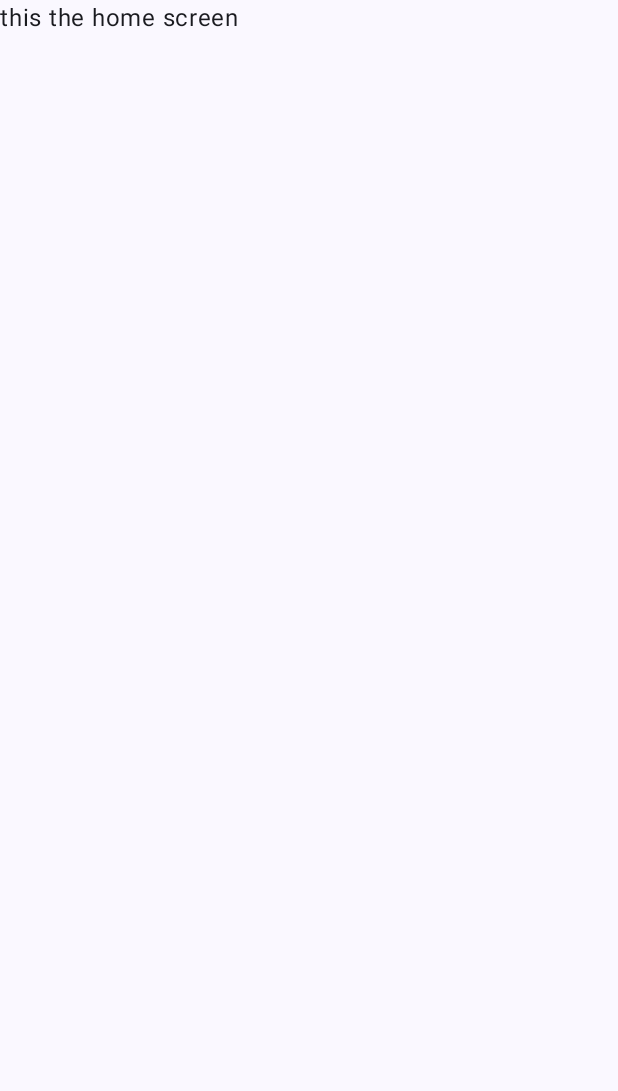
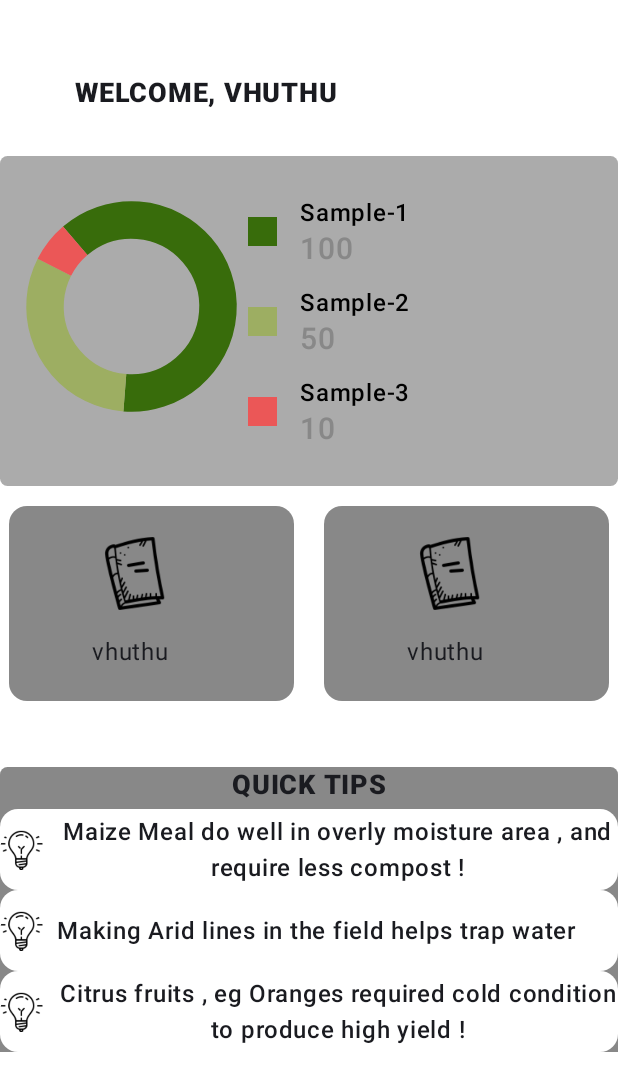
Before and after one commit to vhuthu/AF-2, an Android app built with Jetpack Compose: the Home screen opened through its navigation route, on a phone screen of 412 x 824 dp. Before the commit the part shown is almost empty. Shown: the top 1091 px of the screen. Run offline under Robolectric (Android 15) with nearby library versions, the light colour scheme and no system bars.

Commit message:
ive added the dashboard

```diff
--- /dev/null
+++ b/app/src/main/java/com/example/af2/farm/home/DashBoard.kt
@@ -0,0 +1,192 @@
+package com.example.af2.farm.home
+
+import androidx.compose.foundation.Image
+import androidx.compose.foundation.background
+import androidx.compose.foundation.layout.Arrangement
+import androidx.compose.foundation.layout.Box
+import androidx.compose.foundation.layout.Column
+import androidx.compose.foundation.layout.Row
+import androidx.compose.foundation.layout.Spacer
+import androidx.compose.foundation.layout.fillMaxSize
+import androidx.compose.foundation.layout.fillMaxWidth
+import androidx.compose.foundation.layout.height
+import androidx.compose.foundation.layout.padding
+import androidx.compose.foundation.layout.size
+import androidx.compose.foundation.layout.width
+import androidx.compose.foundation.lazy.LazyColumn
+import androidx.compose.foundation.shape.CircleShape
+import androidx.compose.foundation.shape.RoundedCornerShape
+import androidx.compose.foundation.verticalScroll
+import androidx.compose.material3.Card
+import androidx.compose.material3.CardDefaults
+import androidx.compose.material3.Surface
+import androidx.compose.material3.Text
+import androidx.compose.runtime.Composable
+import androidx.compose.ui.Alignment
+import androidx.compose.ui.Modifier
+import androidx.compose.ui.draw.clip
+import androidx.compose.ui.graphics.Color
+import androidx.compose.ui.layout.ContentScale
+import androidx.compose.ui.res.painterResource
+import androidx.compose.ui.text.font.FontWeight
+import androidx.compose.ui.text.style.TextAlign
+import androidx.compose.ui.tooling.preview.Preview
+import androidx.compose.ui.unit.dp
+import androidx.compose.ui.unit.sp
+import com.example.af2.R
+
+@Preview(showBackground = true)
+@Composable
+fun DashBoardPreview() {
+    DashBoardPreview()
+}
+
+@Composable
+fun DashBoard() {
+
+    Surface(modifier = Modifier.fillMaxSize(), color = Color.White) {
+
+        Column(modifier = Modifier
+            .fillMaxWidth()
+            ) {
+            Text(text = "WELCOME, VHUTHU", fontSize = 18.sp , fontWeight = FontWeight.ExtraBold, modifier = Modifier.padding(start = 50.dp, top = 50.dp))
+
+            Spacer(modifier = Modifier.height(30.dp))
+
+            Box(modifier = Modifier
+                .fillMaxWidth()
+                .height(220.dp)
+                .background(color = Color.Gray.copy(alpha = 0.7f), shape = RoundedCornerShape(5.dp))) {
+
+                PieChart(
+                       data = mapOf(
+                            Pair("Sample-1", 100),
+                            Pair("Sample-2", 50),
+                            Pair("Sample-3", 10),
+                        )
+                    )
+            }
+            Spacer(modifier = Modifier.height(13.dp))
+            Row(modifier = Modifier
+                .fillMaxWidth()
+                .height(170.dp), horizontalArrangement = Arrangement.Center
+                ) {
+
+                Card(modifier = Modifier
+                    .size(190.dp, 130.dp)
+                    , colors = CardDefaults.cardColors(containerColor = Color.Gray)) {
+                    Column() {
+                        Image(painter = painterResource(id = R.drawable.icons8), contentDescription = null ,  modifier = Modifier
+                            .size(110.dp, 80.dp)
+                            .padding(start = 56.dp, top = 10.dp) )
+                        Text(text = "vhuthu", modifier = Modifier.padding(start = 55.dp, top = 5.dp))
+                    }
+                }
+                //-----
+                Spacer(modifier = Modifier.width(20.dp))
+
+                Card(modifier = Modifier
+                    .size(190.dp, 130.dp)
+                    ,colors = CardDefaults.cardColors(containerColor = Color.Gray)
+                    ) {
+                    Column() {
+                        Image(painter = painterResource(id = R.drawable.icons8), contentDescription = null ,  modifier = Modifier
+                            .size(110.dp, 80.dp)
+                            .padding(start = 56.dp, top = 10.dp) )
+                        Text(text = "vhuthu", modifier = Modifier.padding(start = 55.dp, top = 5.dp))
+                    }
+
+                }
+            }
+
+            Spacer(modifier = Modifier.height(4.dp))
+            Column(modifier = Modifier
+                .fillMaxWidth()
+                .background(Color.Gray, shape = RoundedCornerShape(topStart = 5.dp, topEnd = 5.dp)),horizontalAlignment = Alignment.CenterHorizontally ) {
+                Text(text = "QUICK TIPS", fontSize = 18.sp, fontWeight = FontWeight.ExtraBold)
+                Spacer(modifier = Modifier.height(4.dp))
+
+
+                    Card(colors = CardDefaults.cardColors(containerColor = Color.White)) {
+                        Row(
+                            modifier = Modifier
+                                .fillMaxWidth()
+                                .height(54.dp), verticalAlignment = Alignment.CenterVertically
+
+                        ) {
+                            Image(
+                                modifier = Modifier
+                                    .clip(shape = CircleShape)
+                                    .size(size = 29.dp),
+                                painter = painterResource(id = R.drawable.iconidea),
+                                contentDescription = "",
+                                contentScale = ContentScale.Crop
+                            )
+                            Spacer(modifier = Modifier.width(width = 8.dp)) // gap between image and text
+                            Text(
+                                text = "Maize Meal do well in overly moisture area , and require less compost !",
+                                fontSize = 16.sp,
+                                fontWeight = FontWeight.Medium, textAlign = TextAlign.Center
+                            )
+                        }
+
+                    }
+                    //-----
+
+                    Card(colors = CardDefaults.cardColors(containerColor = Color.White)) {
+                        Row(
+                            modifier = Modifier
+                                .fillMaxWidth()
+                                .height(54.dp), verticalAlignment = Alignment.CenterVertically
+
+                        ) {
+                            Image(
+                                modifier = Modifier
+                                    .clip(shape = CircleShape)
+                                    .size(size = 29.dp),
+                                painter = painterResource(id = R.drawable.iconidea),
+                                contentDescription = "",
+                                contentScale = ContentScale.Crop
+                            )
+                            Spacer(modifier = Modifier.width(width = 8.dp)) // gap between image and text
+                            Text(
+                                text = "Making Arid lines in the field helps trap water",
+                                fontSize = 16.sp,
+                                fontWeight = FontWeight.Medium, textAlign = TextAlign.Center
+                            )
+                        }
+
+                    }
+                    //-----
+                    Card(colors = CardDefaults.cardColors(containerColor = Color.White)) {
+                        Row(
+                            modifier = Modifier
+                                .fillMaxWidth()
+                                .height(54.dp), verticalAlignment = Alignment.CenterVertically
+
+                        ) {
+                            Image(
+                                modifier = Modifier
+                                    .clip(shape = CircleShape)
+                                    .size(size = 29.dp),
+                                painter = painterResource(id = R.drawable.iconidea),
+                                contentDescription = "",
+                                contentScale = ContentScale.Crop
+                            )
+                            Spacer(modifier = Modifier.width(width = 8.dp)) // gap between image and text
+                            Text(
+                                text = "Citrus fruits , eg Oranges required cold condition to produce high yield !",
+                                fontSize = 16.sp,
+                                fontWeight = FontWeight.Medium, textAlign = TextAlign.Center
+                            )
+                        }
+
+                    }
+
+
+
+            }
+
+        }
+    }
+}
--- a/app/src/main/java/com/example/af2/farm/home/Home.kt
+++ b/app/src/main/java/com/example/af2/farm/home/Home.kt
@@ -6,5 +6,5 @@ import androidx.compose.runtime.Composable
 @Composable
 fun Home() {
 
-    Text(text = "this the home screen")
+    DashBoard()
 }
--- /dev/null
+++ b/app/src/main/java/com/example/af2/farm/home/PieChart.kt
@@ -0,0 +1,173 @@
+package com.example.af2.farm.home
+
+import androidx.compose.animation.core.LinearOutSlowInEasing
+import androidx.compose.animation.core.animateFloatAsState
+import androidx.compose.animation.core.tween
+import androidx.compose.foundation.Canvas
+import androidx.compose.foundation.background
+import androidx.compose.foundation.layout.Arrangement
+import androidx.compose.foundation.layout.Box
+import androidx.compose.foundation.layout.Column
+import androidx.compose.foundation.layout.Row
+import androidx.compose.foundation.layout.fillMaxWidth
+import androidx.compose.foundation.layout.padding
+import androidx.compose.foundation.layout.size
+import androidx.compose.foundation.shape.RoundedCornerShape
+import androidx.compose.material3.Surface
+import androidx.compose.material3.Text
+import androidx.compose.runtime.Composable
+import androidx.compose.runtime.LaunchedEffect
+import androidx.compose.runtime.getValue
+import androidx.compose.runtime.mutableStateOf
+import androidx.compose.runtime.remember
+import androidx.compose.runtime.setValue
+import androidx.compose.ui.Alignment
+import androidx.compose.ui.Modifier
+import androidx.compose.ui.draw.rotate
+import androidx.compose.ui.graphics.Color
+import androidx.compose.ui.graphics.StrokeCap
+import androidx.compose.ui.graphics.drawscope.Stroke
+import androidx.compose.ui.text.font.FontWeight
+import androidx.compose.ui.unit.Dp
+import androidx.compose.ui.unit.dp
+import androidx.compose.ui.unit.sp
+import com.example.af2.ui.theme.ChartGreen
+import com.example.af2.ui.theme.ChartLightGreen
+import com.example.af2.ui.theme.ChartRed
+
+import java.time.Duration
+
+
+@Composable
+fun PieChart(
+    data : Map<String , Int>,
+    radiusOuter : Dp = 60.dp,
+    chartBarWidth: Dp = 25.dp,
+    animDuration: Int = 3000
+) {
+        val totalSum = data.values.sum()
+        val floatValue = mutableListOf<Float>()
+
+    data.values.forEachIndexed{ index, values ->
+    floatValue.add(index, 360 * values.toFloat() / totalSum.toFloat())
+    }
+
+    val colors = listOf(
+        ChartGreen,
+        ChartLightGreen,
+        ChartRed
+    )
+
+    var animationPlayed by remember { mutableStateOf(false) }
+
+    var lastValue = 0f
+
+    val animateSize by animateFloatAsState(
+        targetValue = if (animationPlayed) radiusOuter.value * 2f else 0f,
+        animationSpec = tween(
+            durationMillis = animDuration,
+            delayMillis = 0,
+            easing = LinearOutSlowInEasing
+        )
+    )
+    val animateRotation by animateFloatAsState(
+        targetValue = if (animationPlayed) 90f * 11f else 0f,
+        animationSpec = tween(
+            durationMillis = animDuration,
+            delayMillis = 0,
+            easing = LinearOutSlowInEasing
+        )
+    )
+
+    LaunchedEffect(key1 = true){
+        animationPlayed = true
+    }
+
+    Row(modifier = Modifier.fillMaxWidth().padding(start = 30.dp), verticalAlignment = Alignment.CenterVertically, horizontalArrangement = Arrangement.Center
+
+    ) {
+
+        Box(modifier = Modifier.size(animateSize.dp),
+        contentAlignment = Alignment.Center
+            ) {
+
+            Canvas(modifier = Modifier
+                .size(radiusOuter * 2f)
+                .rotate(animateRotation)){
+
+                floatValue.forEachIndexed { index, value ->
+                    drawArc(
+                        color = colors[index],
+                        lastValue,
+                        value,
+                        useCenter = false,
+                        style = Stroke(chartBarWidth.toPx(), cap = StrokeCap.Butt)
+
+                    )
+                    lastValue += value
+                }
+            }
+        }
+
+        DetailsChart(data = data, colors = colors)
+
+    }
+}
+
+@Composable
+fun DetailsChart(
+    data : Map<String , Int >,
+    colors  : List<Color>
+) {
+    Column(
+        modifier = Modifier
+            .padding(top = 20.dp)
+            .fillMaxWidth()
+    ) {
+        data.values.forEachIndexed { index, value ->
+
+            DetailsPieChartItems(
+                data = Pair(data.keys.elementAt(index), value),
+                color = colors[index]
+            )
+        }
+    }
+}
+
+@Composable
+fun DetailsPieChartItems(
+    data : Pair<String ,Int >,
+    height : Dp = 19.dp ,
+    color : Color
+) {
+
+    Surface(modifier = Modifier.padding(vertical = 6.dp , horizontal =  20.dp), color = Color.Transparent) {
+
+        Row(modifier = Modifier.fillMaxWidth(), verticalAlignment = Alignment.CenterVertically) {
+
+            Box(modifier = Modifier
+                .background(
+                    color = color
+                )
+                .size(height)
+            )
+            Column(modifier = Modifier.fillMaxWidth()) {
+                Text(
+                    modifier = Modifier.padding(start = 15.dp),
+                    text = data.first,
+                    fontWeight = FontWeight.Medium,
+                    fontSize = 16.sp,
+                    color = Color.Black
+                )
+
+                Text(
+                    modifier = Modifier.padding(start = 15.dp),
+                    text = data.second.toString(),
+                    fontWeight = FontWeight.Medium,
+                    fontSize = 20.sp,
+                    color = Color.Gray
+                )
+            }
+        }
+    }
+}
--- a/app/src/main/java/com/example/af2/ui/theme/Color.kt
+++ b/app/src/main/java/com/example/af2/ui/theme/Color.kt
@@ -9,3 +9,7 @@ val Pink80 = Color(0xFFEFB8C8)
 val Purple40 = Color(0xFF6650a4)
 val PurpleGrey40 = Color(0xFF625b71)
 val Pink40 = Color(0xFF7D5260)
+
+val ChartGreen = Color(0xFF386C0B)
+val ChartLightGreen = Color(0xFF9DAE62)
+val ChartRed = Color(0xFFEB5757)
```
Also changed, not shown: app/src/main/res/drawable/iconidea.png (added), app/src/main/res/drawable/icons8.png (added).
